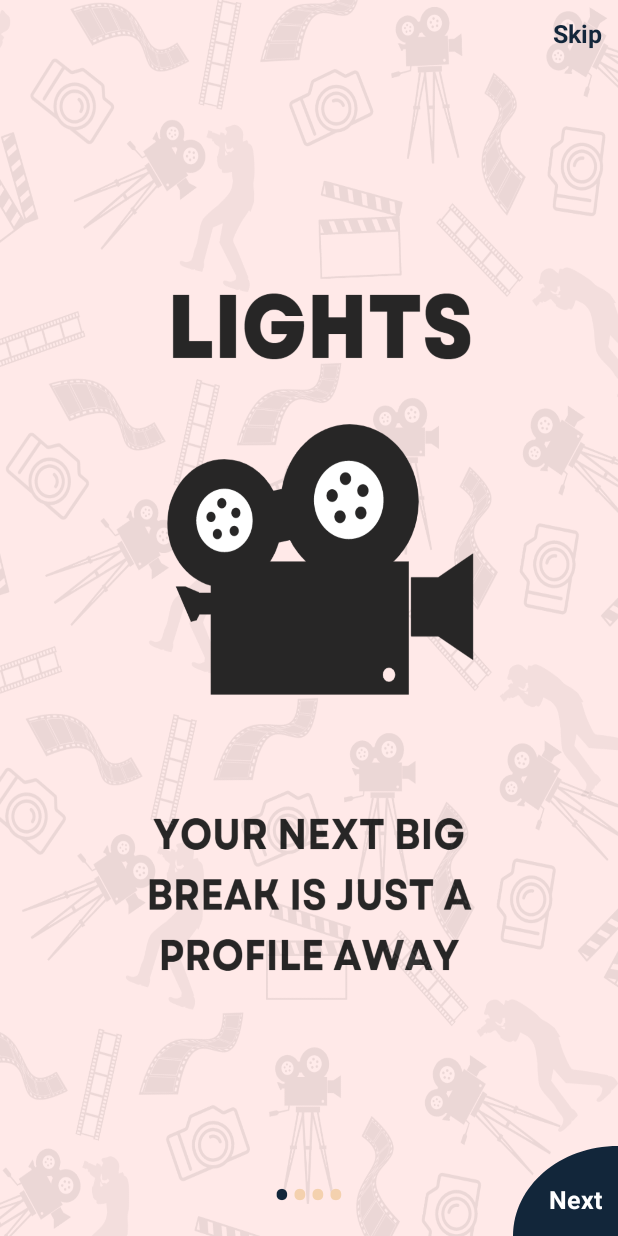
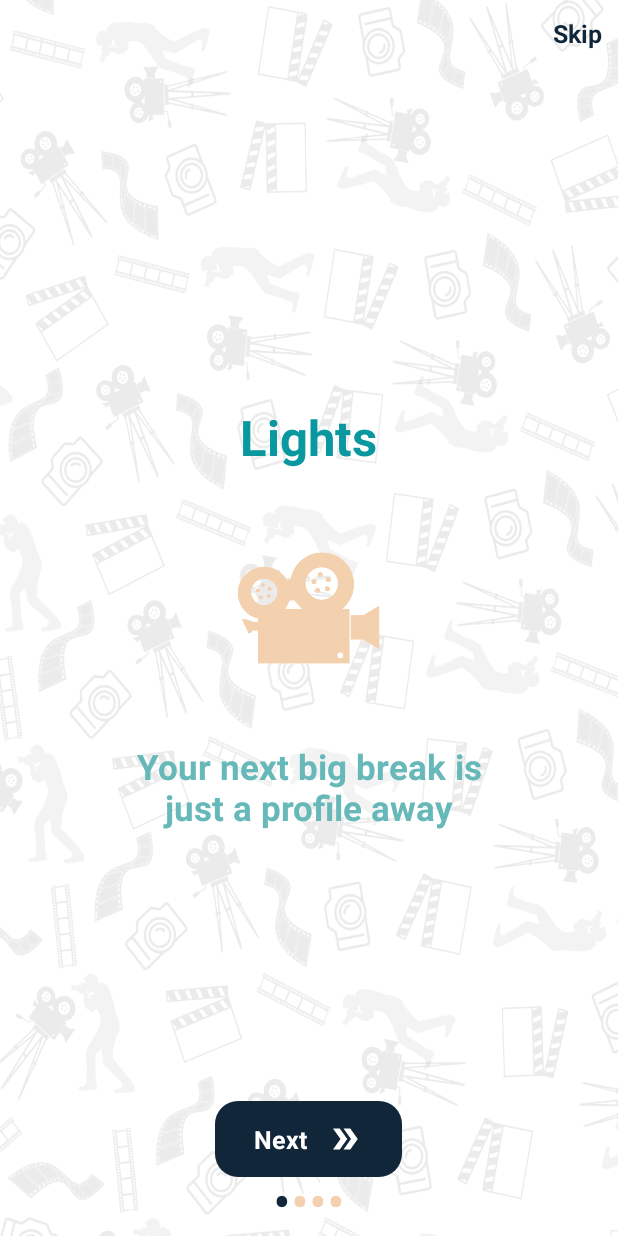
Before and after one commit to Zariya-101/zariya-android-app, an Android app: the WelcomeFragment screen opened through its navigation route, on a phone screen of 412 x 824 dp. Run offline under Robolectric (Android 15) with nearby library versions, the phone set to English and light mode, and no system bars; our stand-ins replace sdp/ssp sizes.

Commit message:
Welcome Fragment (SLiding Page Modified)

```diff
--- /dev/null
+++ b/app/src/main/res/drawable/baseline_double_arrow_24.xml
@@ -0,0 +1,6 @@
+<vector android:height="24dp" android:tint="#FFFFFF"
+    android:viewportHeight="24" android:viewportWidth="24"
+    android:width="24dp" xmlns:android="http://schemas.android.com/apk/res/android">
+    <path android:fillColor="@android:color/white" android:pathData="M15.5,5l-4.5,0l5,7l-5,7l4.5,0l5,-7z"/>
+    <path android:fillColor="@android:color/white" android:pathData="M8.5,5l-4.5,0l5,7l-5,7l4.5,0l5,-7z"/>
+</vector>
--- /dev/null
+++ b/app/src/main/res/drawable/round_corner20.xml
@@ -0,0 +1,6 @@
+<?xml version="1.0" encoding="utf-8"?>
+<shape xmlns:android="http://schemas.android.com/apk/res/android"
+    android:shape="rectangle">
+    <corners android:radius="@dimen/_20sdp" />
+
+</shape>
--- /dev/null
+++ b/app/src/main/res/drawable/round_corner8.xml
@@ -0,0 +1,9 @@
+<?xml version="1.0" encoding="utf-8"?>
+<shape xmlns:android="http://schemas.android.com/apk/res/android"
+    android:shape="rectangle">
+
+    <solid
+        android:color="@color/dark_blue" />
+    <corners android:radius="@dimen/_12sdp" />
+
+</shape>
--- a/app/src/main/res/layout/fragment_welcome.xml
+++ b/app/src/main/res/layout/fragment_welcome.xml
@@ -23,31 +23,43 @@
         android:textColor="@color/dark_blue"
         android:textSize="@dimen/_13ssp"
         android:textStyle="bold" />
+    <LinearLayout
+        android:layout_width="match_parent"
+        android:layout_height="wrap_content"
+        android:layout_marginBottom="@dimen/_20sdp"
+        android:gravity="center"
+        android:layout_alignParentBottom="true">
+        <TextView
+            android:id="@+id/btn_next"
+            android:layout_width="wrap_content"
+            android:layout_height="wrap_content"
+            android:textAllCaps="false"
+            android:text="@string/next"
+            android:layout_marginBottom="@dimen/_10sdp"
+            android:gravity="center"
+            android:textColor="@color/white"
+            android:textStyle="bold"
+            android:layout_marginTop="@dimen/_10sdp"
+            android:paddingHorizontal="@dimen/_20sdp"
+            android:paddingVertical="@dimen/_10sdp"
+            android:background="@drawable/round_corner8"
+            android:drawablePadding="@dimen/_10sdp"
+            android:drawableEnd="@drawable/baseline_double_arrow_24"
+            android:textSize="@dimen/_13ssp" />
+    </LinearLayout>
+
 
     <androidx.appcompat.widget.LinearLayoutCompat
         android:id="@+id/layoutDots"
         android:layout_width="match_parent"
-        android:layout_height="?actionBarSize"
+        android:layout_height="wrap_content"
         android:layout_alignParentBottom="true"
         android:gravity="center"
-        android:orientation="horizontal" />
-
-    <TextView
-        android:id="@+id/btn_next"
-        android:layout_width="70dp"
-        android:layout_height="60dp"
-        android:layout_alignParentEnd="true"
-        android:layout_alignParentBottom="true"
-        android:textAllCaps="false"
-        android:text="@string/next"
-        android:gravity="end|bottom"
-        android:textColor="@color/white"
-        android:textStyle="bold"
-        android:paddingBottom="@dimen/_10sdp"
-        android:paddingEnd="@dimen/_8sdp"
-        android:background="@drawable/ic_right_corner"
-        android:textSize="@dimen/_13ssp" />
+        android:orientation="horizontal" >
 
 
 
+    </androidx.appcompat.widget.LinearLayoutCompat>
+
+
 </RelativeLayout>
--- a/app/src/main/res/layout/welcome_slide1.xml
+++ b/app/src/main/res/layout/welcome_slide1.xml
@@ -3,4 +3,34 @@
     android:layout_width="match_parent"
     android:layout_height="match_parent"
     android:id="@+id/mainlayout"
-    android:background="@drawable/slider1"/>
+    android:background="@drawable/sliderbg">
+
+    <LinearLayout
+        android:layout_width="match_parent"
+        android:layout_height="match_parent"
+        android:gravity="center"
+        android:orientation="vertical">
+        <TextView
+            android:layout_width="wrap_content"
+            android:layout_height="wrap_content"
+            android:text="Lights"
+            android:textSize="@dimen/_25sdp"
+            android:textStyle="bold"
+            android:textColor="@color/blue_500"
+            />
+        <ImageView
+            android:layout_width="@dimen/_100sdp"
+            android:layout_height="@dimen/_100sdp"
+            android:layout_marginTop="@dimen/_20sdp"
+            android:src="@drawable/lights"/>
+        <TextView
+            android:layout_width="@dimen/_200sdp"
+            android:layout_height="wrap_content"
+            android:textSize="@dimen/_18sdp"
+            android:textColor="@color/blue_400"
+            android:gravity="center"
+            android:textStyle="bold"
+            android:text="@string/slder1"
+            android:layout_marginTop="@dimen/_20sdp"/>
+    </LinearLayout>
+</RelativeLayout>
--- a/app/src/main/res/layout/welcome_slide4.xml
+++ b/app/src/main/res/layout/welcome_slide4.xml
@@ -3,4 +3,4 @@
     android:layout_width="match_parent"
     android:layout_height="match_parent"
     android:id="@+id/mainlayout"
-    android:background="@drawable/slider4" />
+    android:background="@drawable/sliderbg" />
--- a/app/src/main/res/values/strings.xml
+++ b/app/src/main/res/values/strings.xml
@@ -4,4 +4,5 @@
     <string name="hello_blank_fragment">Hello blank fragment</string>
     <string name="next">Next</string>
     <string name="skip">Skip</string>
+    <string name="slder1" >Your next big break is just a profile away</string>
 </resources>
```
Also changed, not shown: app/src/main/res/layout/welcome_slide2.xml (+31 -1 lines), app/src/main/res/layout/welcome_slide3.xml (+31 -1 lines), app/src/main/res/drawable/action.png (added), app/src/main/res/drawable/camera.png (added), app/src/main/res/drawable/lights.png (added), app/src/main/res/drawable/slider1.png (deleted), app/src/main/res/drawable/slider2.png (deleted), app/src/main/res/drawable/slider3.png (deleted), app/src/main/res/drawable/slider4.png, app/src/main/res/drawable/sliderbg.png (added).
